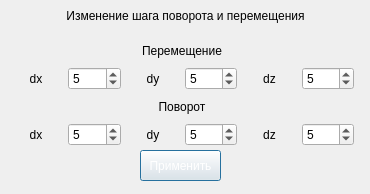
Before: the Qt Designer form source/dialog.ui in ptrk09/BMSTU-waves-generation, drawn with Qt 5.
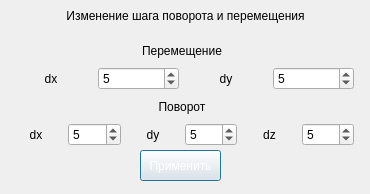
After: the same form once the commit is applied.

The edit to the form file:
```diff
--- a/source/dialog.ui
+++ b/source/dialog.ui
@@ -97,29 +97,6 @@
         </property>
        </widget>
       </item>
-      <item>
-       <widget class="QLabel" name="label_9">
-        <property name="text">
-         <string>dz</string>
-        </property>
-        <property name="alignment">
-         <set>Qt::AlignCenter</set>
-        </property>
-       </widget>
-      </item>
-      <item>
-       <widget class="QSpinBox" name="spinBox_move_dz">
-        <property name="minimum">
-         <number>-180</number>
-        </property>
-        <property name="maximum">
-         <number>180</number>
-        </property>
-        <property name="value">
-         <number>5</number>
-        </property>
-       </widget>
-      </item>
      </layout>
     </item>
     <item>
```
